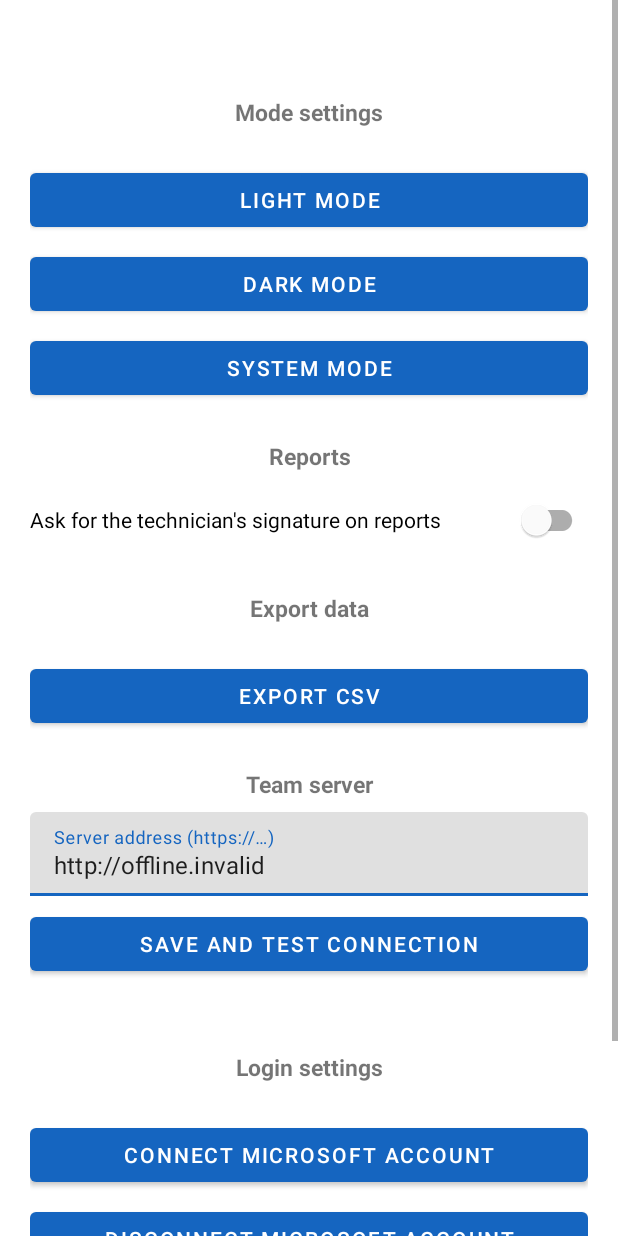
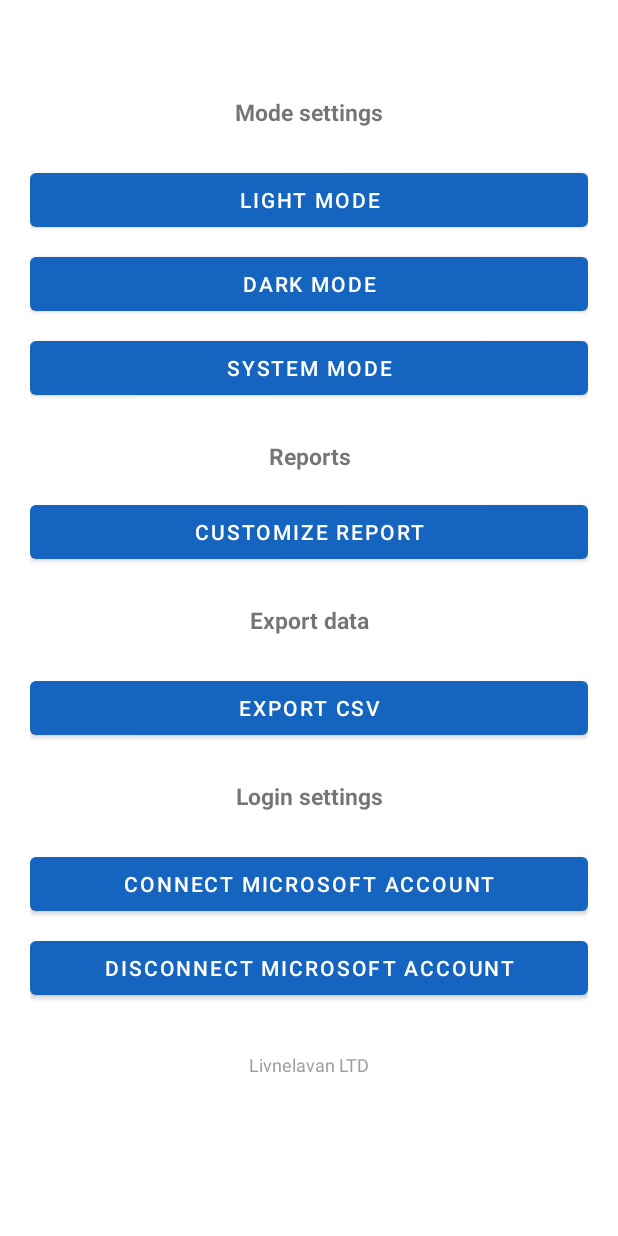
Before and after one commit to boaz-arch/ClientReceiptTracker, an Android app: the SettingsActivity screen opened directly, with no data from a screen before it, on a phone screen of 412 x 824 dp. Run offline under Robolectric (Android 15) with nearby library versions, the phone set to English and light mode, and no system bars.

Commit message:
feat: Customize report page; hide the server from Settings
- Settings > Customize report: switches for visit type, photos, parts used
  (on by default) and technician signature (off by default). Switched-off
  sections are hidden on New Visit and left out of the saved visit and PDF.
- The team server address is built into the app and no longer shown or
  editable in Settings.

Co-Authored-By: Claude Opus 5.5 <noreply@anthropic.com>

```diff
--- a/app/src/main/AndroidManifest.xml
+++ b/app/src/main/AndroidManifest.xml
@@ -53,6 +53,8 @@
 
         <activity android:name=".ClientEditActivity" />
 
+        <activity android:name=".ReportSettingsActivity" />
+
         <!-- The path is the app's signature hash, read from msal_config.json at build time. -->
         <activity
             android:name="com.microsoft.identity.client.BrowserTabActivity"
--- a/app/src/main/java/com/company/supportvisit/settings/ServerSettings.kt
+++ b/app/src/main/java/com/company/supportvisit/settings/ServerSettings.kt
@@ -4,30 +4,19 @@ import android.content.Context
 import androidx.core.content.edit
 import com.company.supportvisit.BuildConfig
 
-/** Where the Support Visit server is, and how far this device has synced from it. */
+/**
+ * Where the Support Visit server is, and how far this device has synced from it.
+ * The address is built into the app (SUPPORT_SERVER_URL at build time); users never see it.
+ */
 object ServerSettings {
 
     private const val PREFS = "server"
-    private const val KEY_URL = "url"
     private const val KEY_VISITS_CURSOR = "visits_cursor"
     private const val KEY_CLIENTS_CURSOR = "clients_cursor"
 
-    /** Server base URL (no trailing slash), or null when not configured. */
-    fun serverUrl(context: Context): String? =
-        prefs(context).getString(KEY_URL, null)
-            ?.takeIf { it.isNotBlank() }
-            ?: BuildConfig.DEFAULT_SERVER_URL.takeIf { it.isNotBlank() }
-                ?.trimEnd('/')
-
-    fun setServerUrl(context: Context, url: String) {
-        val normalized = url.trim().trimEnd('/')
-        prefs(context).edit {
-            putString(KEY_URL, normalized)
-            // A different server means a fresh full download.
-            remove(KEY_VISITS_CURSOR)
-            remove(KEY_CLIENTS_CURSOR)
-        }
-    }
+    /** Server base URL (no trailing slash), or null when the build has none. */
+    fun serverUrl(@Suppress("UNUSED_PARAMETER") context: Context): String? =
+        BuildConfig.DEFAULT_SERVER_URL.trim().trimEnd('/').takeIf { it.isNotBlank() }
 
     fun visitsCursor(context: Context): Long = prefs(context).getLong(KEY_VISITS_CURSOR, 0L)
 
--- a/app/src/main/java/com/company/supportvisit/utils/PdfReportGenerator.kt
+++ b/app/src/main/java/com/company/supportvisit/utils/PdfReportGenerator.kt
@@ -15,6 +15,7 @@ import android.text.TextPaint
 import com.company.supportvisit.R
 import com.company.supportvisit.data.VisitEntity
 import com.company.supportvisit.data.partsTotal
+import com.company.supportvisit.settings.FormSettings
 import com.company.supportvisit.ui.labelRes
 import java.io.File
 
@@ -63,7 +64,9 @@ object PdfReportGenerator {
         field(R.string.label_client, visit.clientName)
         field(R.string.label_date, DateUtils.formatForDisplay(visit.visitDate))
         field(R.string.label_time, context.getString(R.string.time_range, visit.startTime, visit.endTime))
-        field(R.string.label_visit_type, context.getString(visit.type.labelRes()))
+        if (FormSettings.isEnabled(context, FormSettings.Section.VISIT_TYPE)) {
+            field(R.string.label_visit_type, context.getString(visit.type.labelRes()))
+        }
         field(R.string.label_client_email, visit.clientEmail)
         visit.technicianEmail?.let { field(R.string.label_technician, it) }
 
--- a/app/src/main/res/layout/activity_settings.xml
+++ b/app/src/main/res/layout/activity_settings.xml
@@ -54,11 +54,12 @@
             android:layout_marginTop="24dp"
             android:layout_marginBottom="8dp"/>
 
-        <com.google.android.material.switchmaterial.SwitchMaterial
-            android:id="@+id/switchTechnicianSignature"
+        <Button
+            android:id="@+id/btnCustomizeReport"
             android:layout_width="match_parent"
             android:layout_height="wrap_content"
-            android:text="@string/setting_technician_signature" />
+            android:layout_marginTop="8dp"
+            android:text="@string/customize_report" />
 
         <TextView
             android:layout_width="match_parent"
@@ -76,44 +77,6 @@
             android:layout_height="wrap_content"
             android:layout_marginTop="8dp"
             android:text="@string/export_csv" />
-
-        <TextView
-            android:layout_width="match_parent"
-            android:layout_height="wrap_content"
-            android:gravity="center"
-            android:text="@string/server_settings"
-            android:textSize="15sp"
-            android:textStyle="bold"
-            android:layout_marginTop="24dp"
-            android:layout_marginBottom="8dp"/>
-
-        <com.google.android.material.textfield.TextInputLayout
-            android:layout_width="match_parent"
-            android:layout_height="wrap_content"
-            android:hint="@string/hint_server_url">
-
-            <com.google.android.material.textfield.TextInputEditText
-                android:id="@+id/etServerUrl"
-                android:layout_width="match_parent"
-                android:layout_height="wrap_content"
-                android:inputType="textUri" />
-
-        </com.google.android.material.textfield.TextInputLayout>
-
-        <Button
-            android:id="@+id/btnTestServer"
-            android:layout_width="match_parent"
-            android:layout_height="wrap_content"
-            android:layout_marginTop="8dp"
-            android:text="@string/save_and_test_server" />
-
-        <TextView
-            android:id="@+id/tvServerStatus"
-            android:layout_width="match_parent"
-            android:layout_height="wrap_content"
-            android:layout_marginTop="4dp"
-            android:textAlignment="viewStart"
-            android:textColor="@color/text_secondary" />
 
         <TextView
             android:layout_width="match_parent"
--- a/app/src/main/res/values/strings.xml
+++ b/app/src/main/res/values/strings.xml
@@ -164,15 +164,6 @@
     <string name="photos_waiting_upload">Photos: %1$d (waiting to upload)</string>
     <string name="open_photo">Open photo %1$d</string>
     <string name="open_file_failed">Could not open the file. Check your connection.</string>
-    <string name="server_settings">Team server</string>
-    <string name="hint_server_url">Server address (https://…)</string>
-    <string name="save_and_test_server">Save and test connection</string>
-    <string name="server_url_must_be_https">The server address must start with https://</string>
-    <string name="server_testing">Testing…</string>
-    <string name="server_connected_as">Connected to the server as %1$s</string>
-    <string name="server_consent_missing">An administrator must approve the app for your organization first (see the setup guide).</string>
-    <string name="server_unauthorized">The server did not accept this account</string>
-    <string name="server_unreachable">Could not reach the server</string>
     <string name="admin_consent_missing">Your organization has not approved this app yet. Ask your Microsoft 365 administrator.</string>
     <string name="pdf_part_line">%1$s: %2$s × %3$s = %4$s</string>
     <string name="pdf_photos_title">Photos</string>
@@ -180,6 +171,16 @@
     <string name="email_report_too_large">The report with photos is too large to attach. Ask your technician for a copy.</string>
 
     <string name="report_settings">Reports</string>
-    <string name="setting_technician_signature">Ask for the technician\'s signature on reports</string>
+    <string name="setting_technician_signature">Technician signature</string>
+
+    <string name="customize_report">Customize report</string>
+    <string name="customize_report_description">Choose what the visit report asks for. Sections you switch off are hidden on the New Visit screen and left out of the PDF.</string>
+    <string name="report_option_visit_type">Visit type</string>
+    <string name="report_option_visit_type_hint">Installation, repair, maintenance, remote support or other.</string>
+    <string name="report_option_photos">Photos</string>
+    <string name="report_option_photos_hint">Up to 10 photos, added to the PDF and uploaded with it.</string>
+    <string name="report_option_parts">Parts used</string>
+    <string name="report_option_parts_hint">Parts and materials with quantity and price, and their total.</string>
+    <string name="report_option_technician_signature_hint">A second signature pad for the technician, next to the client signature.</string>
 
 </resources>
```
Also changed, not shown: app/src/main/java/com/company/supportvisit/NewVisitActivity.kt (+20 -6 lines), app/src/main/java/com/company/supportvisit/ReportSettingsActivity.kt (added, +33 -0 lines), app/src/main/java/com/company/supportvisit/SettingsActivity.kt (+2 -46 lines), app/src/main/java/com/company/supportvisit/settings/FormSettings.kt (+15 -7 lines), app/src/main/java/com/company/supportvisit/ui/NewVisitViewModel.kt (+10 -4 lines), app/src/main/java/com/company/supportvisit/ui/ReportSections.kt (added, +22 -0 lines), app/src/main/res/layout/activity_new_visit.xml (+7 -3 lines), app/src/main/res/layout/activity_report_settings.xml (added, +69 -0 lines), app/src/main/res/values/themes.xml (+15 -0 lines), 2 other files.
